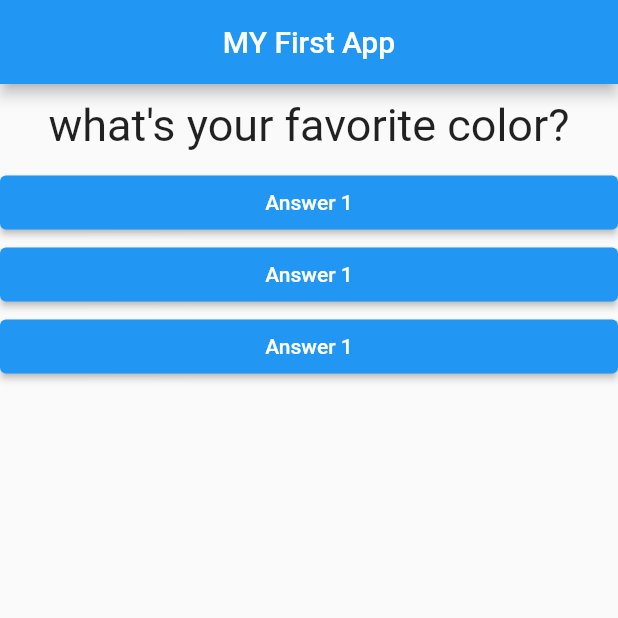
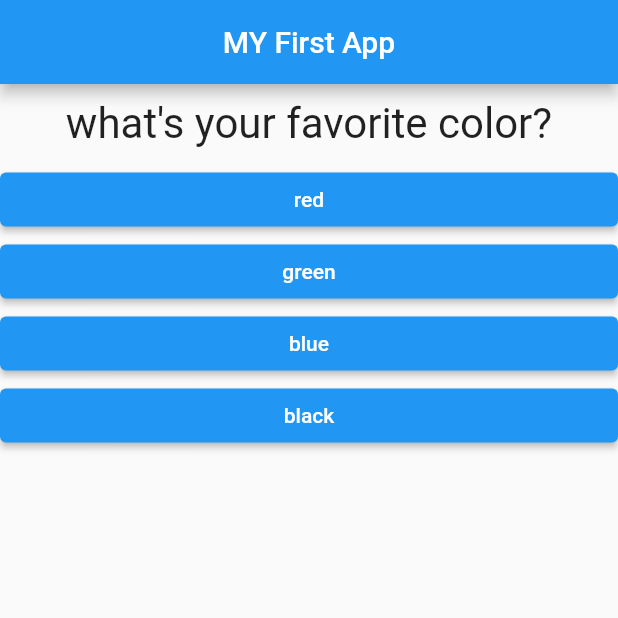
Before and after one commit to luckydarwai/flutter-working, a Flutter app: the screen it shows after launch, on a phone screen of 412 x 824 dp, the top half of it. Run offline on Flutter 3.47's test engine with Material 2 defaults, Android fonts, the phone set to English and light mode, and no system bars.

```diff
--- a/lib/Question.dart
+++ b/lib/Question.dart
@@ -13,7 +13,7 @@ class Question extends StatelessWidget {
 
       child: Text(
         questionText,
-        style: TextStyle(fontSize: 30),
+        style: TextStyle(fontSize: 28),
         textAlign: TextAlign.center,
       ),
     );
--- a/lib/answer.dart
+++ b/lib/answer.dart
@@ -4,7 +4,8 @@ import 'package:flutter/src/widgets/placeholder.dart';
 
 class Answer extends StatelessWidget {
   final VoidCallback selectHandler;
-  Answer(this.selectHandler);
+  final String answerText;
+  Answer(this.selectHandler, String this.answerText);
 
   @override
   Widget build(BuildContext context) {
@@ -13,7 +14,7 @@ class Answer extends StatelessWidget {
 
       // ignore: prefer_const_constructors
       child: ElevatedButton(
-        child: Text('Answer 1'),
+        child: Text(answerText),
         onPressed: selectHandler,
       ),
     );
--- a/lib/main.dart
+++ b/lib/main.dart
@@ -25,10 +25,18 @@ class MyState extends State<MyApp> {
   @override
   Widget build(BuildContext context) {
     var questions = [
-      'what\'s your favorite color?',
-      'what\'s your favorite animal?',
-      'what\'s your favorite vehical?',
-      'what\'s your favorite Game?',
+      {
+        'questionText': 'what\'s your favorite color?',
+        'answer': ['red', 'green', 'blue', 'black']
+      },
+      {
+        'questionText': 'what\'s your favorite animal?',
+        'answer': ['lion', 'elephant', 'tiger', 'monkey']
+      },
+      {
+        'questionText': 'what\'s your favorite Game?',
+        'answer': ['FreeFire', 'pubG', 'Ycd', 'wwe']
+      },
     ];
 
     return MaterialApp(
@@ -39,11 +47,13 @@ class MyState extends State<MyApp> {
         body: Column(
           children: [
             Question(
-              questions[_questionIndex],
+              questions[_questionIndex]['questionText'] as String,
             ),
-            Answer(_answerQuestion),
-            Answer(_answerQuestion),
-            Answer(_answerQuestion),
+            //... used to list of list
+            ...(questions[_questionIndex]['answer'] as List<String>)
+                .map((answer) {
+              return Answer(_answerQuestion, answer);
+            }).toList()
           ],
         ),
       ),
```
